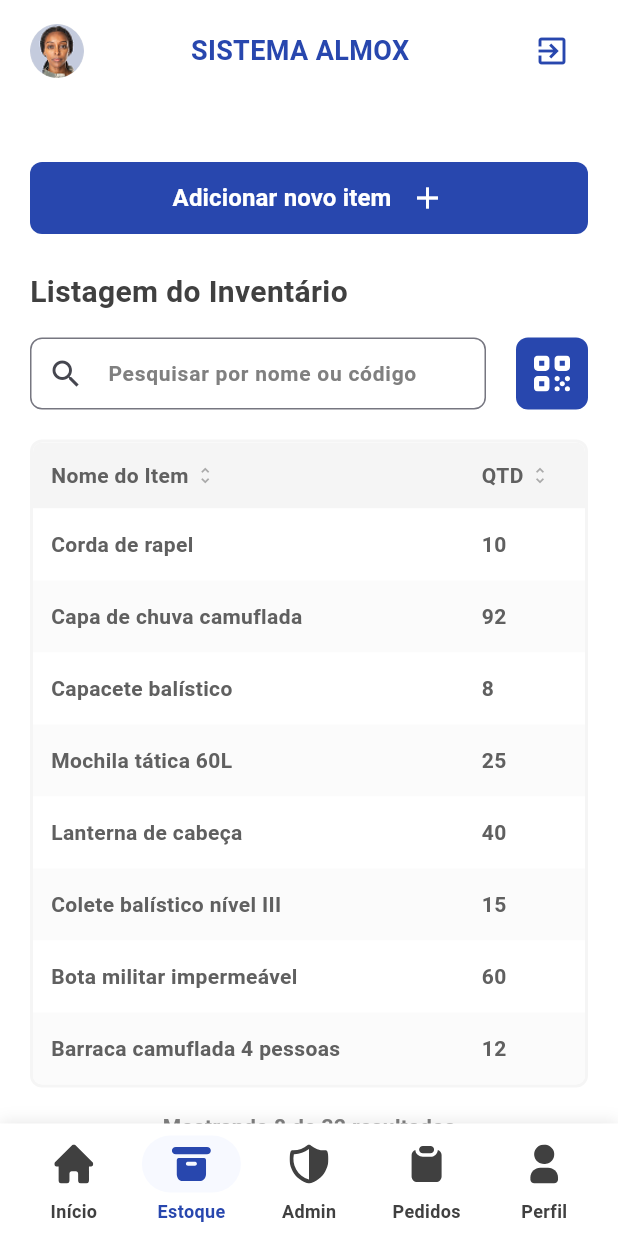
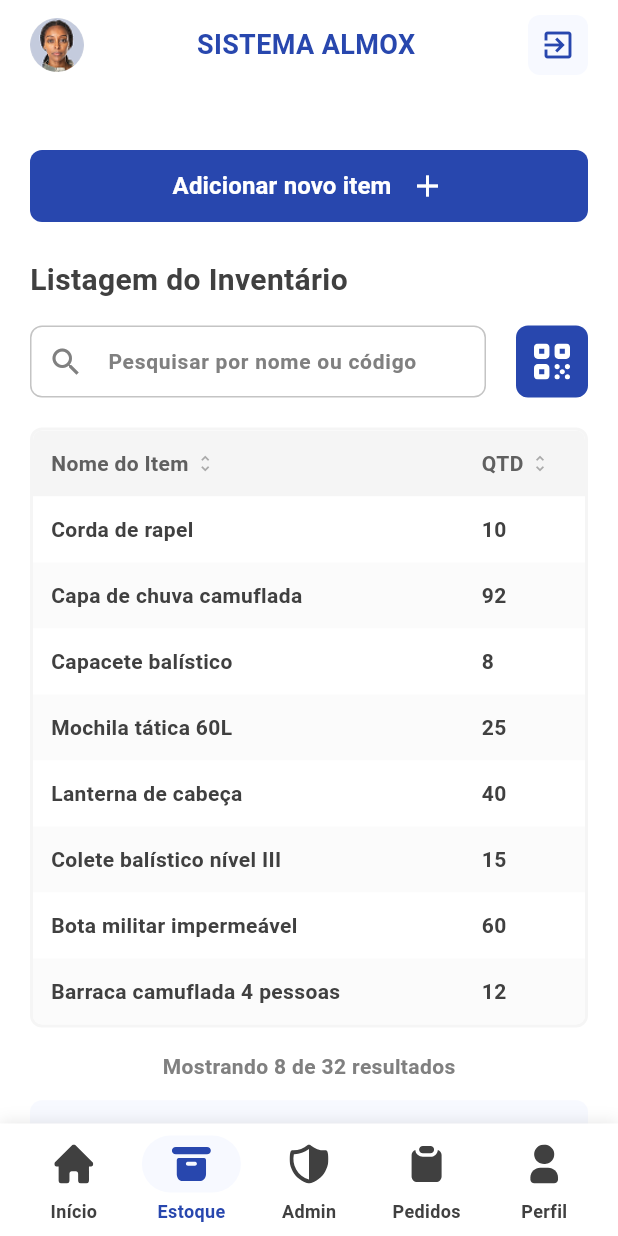
Before and after one commit to TeamHiveAPI/API-2025.02-FRONT, a Flutter app: the MainScaffold screen opened by its route, item 2 of the bottom bar chosen, on a phone screen of 412 x 824 dp. Run offline on Flutter 3.47's test engine with Material 3 defaults, Android fonts, the phone set to English and light mode, and no system bars; our stand-ins replace flutter_svg, google_fonts, shimmer; accounts and stored records are empty.

Commit message:
refactor: #28 Mudando estilos em alguns componentes

```diff
--- a/lib/widgets/data_table/json_table.dart
+++ b/lib/widgets/data_table/json_table.dart
@@ -5,7 +5,7 @@ import 'package:sistema_almox/widgets/button.dart';
 import 'table_column.dart';
 
 const TextStyle _defaultCellTextStyle = TextStyle(
-  color: text60,
+  color: text40,
   fontWeight: FontWeight.w600,
 );
 const Color _rowHighlightColor = Color(0x1A000000);
@@ -222,7 +222,7 @@ class DynamicJsonTable extends StatelessWidget {
                 child: Padding(
                   padding: const EdgeInsets.symmetric(
                     horizontal: 12.0,
-                    vertical: 14.0,
+                    vertical: 12.0,
                   ),
                   child: cellContent,
                 ),
--- a/lib/widgets/inputs/search.dart
+++ b/lib/widgets/inputs/search.dart
@@ -52,13 +52,9 @@ class _GenericSearchInputState extends State<GenericSearchInput> {
         hintStyle: const TextStyle(
           fontSize: 14,
           color: text80,
-          fontWeight: FontWeight.w700,
+          fontWeight: FontWeight.w600,
         ),
-        prefixIcon: const Icon(Icons.search),
-        border: OutlineInputBorder(
-          borderRadius: BorderRadius.circular(8.0),
-          borderSide: const BorderSide(color: brightGray),
-        ),
+        prefixIcon: const Icon(Icons.search, color: text80),
       ),
     );
   }
--- a/lib/widgets/main_scaffold/header.dart
+++ b/lib/widgets/main_scaffold/header.dart
@@ -1,8 +1,6 @@
-
 import 'package:flutter/material.dart';
 import 'package:sistema_almox/core/theme/colors.dart';
 import 'package:sistema_almox/widgets/main_scaffold/navbar.dart';
-
 
 class CustomHeader extends StatelessWidget implements PreferredSizeWidget {
   final String fotoUrl;
@@ -37,8 +35,9 @@ class CustomHeader extends StatelessWidget implements PreferredSizeWidget {
                 },
                 child: CircleAvatar(
                   radius: 18,
-                  backgroundImage:
-                      (fotoUrl.isNotEmpty) ? AssetImage(fotoUrl) : null,
+                  backgroundImage: (fotoUrl.isNotEmpty)
+                      ? AssetImage(fotoUrl)
+                      : null,
                   backgroundColor: Colors.grey[200],
                   child: (fotoUrl.isEmpty)
                       ? Icon(Icons.person, size: 20, color: Colors.grey[600])
@@ -53,10 +52,27 @@ class CustomHeader extends StatelessWidget implements PreferredSizeWidget {
                   color: brandBlue,
                 ),
               ),
-              IconButton(
-                icon: const Icon(Icons.exit_to_app, color: brandBlue),
-                onPressed: () {
-                },
+              ClipRRect(
+                borderRadius: BorderRadius.circular(8.0),
+                child: InkWell(
+                  onTap: () {
+                    print('Botão de sair pressionado!');
+                  },
+                  hoverColor: brandBlue.withAlpha(
+                    128,
+                  ),
+                  splashColor: brandBlue.withAlpha(128),
+                  highlightColor: brandBlue.withAlpha(128),
+                  child: Container(
+                    padding: const EdgeInsets.all(8.0),
+                    color: brandBlueLight,
+                    child: const Icon(
+                      Icons.exit_to_app,
+                      color: brandBlue,
+                      size: 24,
+                    ),
+                  ),
+                ),
               ),
             ],
           ),
```
Also changed, not shown: lib/main.dart (+35 -5 lines), lib/widgets/modal/base_modal.dart (+6 -2 lines).
